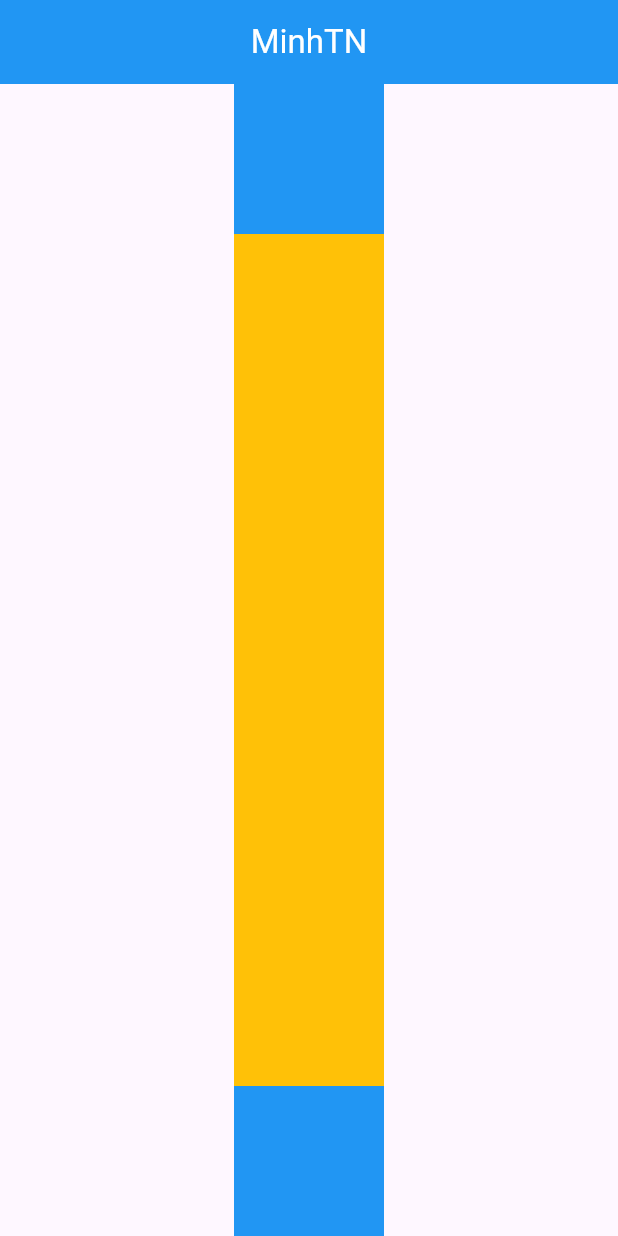
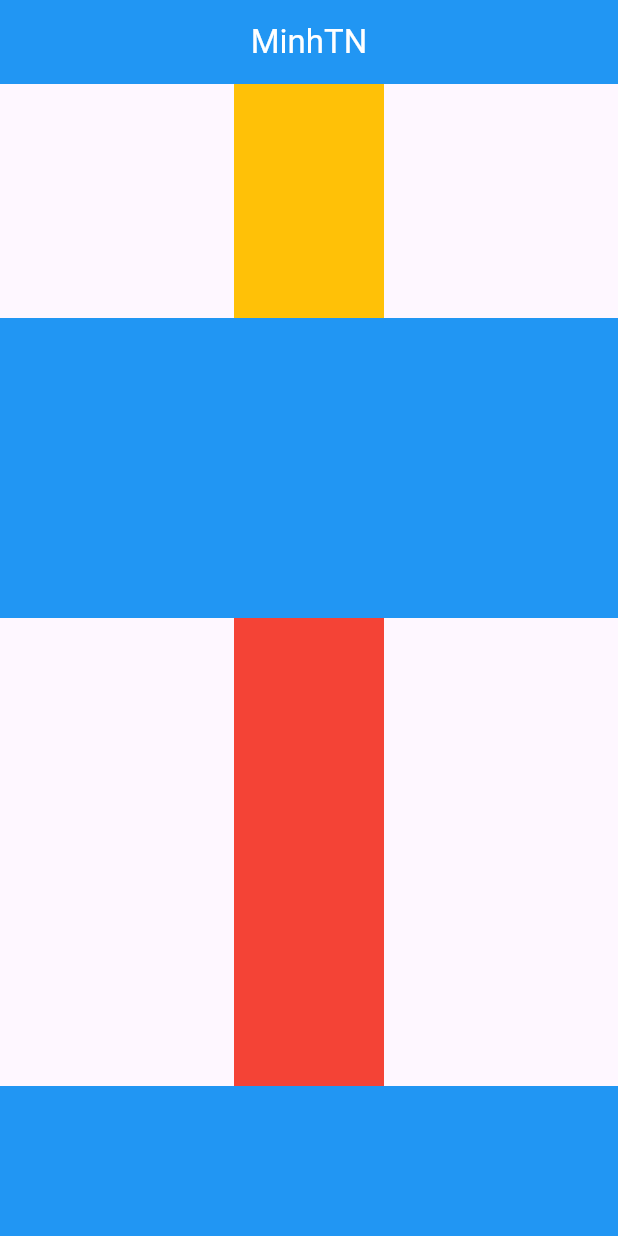
Before and after one commit to MinhTN05/Lesson1, a Flutter app: the MyStatelessWidget screen opened directly, on a phone screen of 412 x 824 dp. Run offline on Flutter 3.47's test engine with Material 3 defaults, Android fonts, the phone set to English and light mode, and no system bars; network calls fail.

Commit message:
làm Expanded

```diff
--- a/lesson1/lib/View/component/lesson6.dart
+++ b/lesson1/lib/View/component/lesson6.dart
@@ -24,30 +24,38 @@ class MyStatelessWidget extends StatelessWidget {
   Widget build(BuildContext context) {
     return Scaffold(
       appBar: AppBar(
-        title:
-            const Text('MinhTN', style: TextStyle(color: Colors.white)),
+        title: const Text('MinhTN', style: TextStyle(color: Colors.white)),
         backgroundColor: Colors.blue,
         centerTitle: true,
       ),
-      body: Center(
+      body: SafeArea(
+        child: Center(
           child: Column(
             children: <Widget>[
-            Container(
-              color: Colors.blue,
-              height: 100,
-              width: 100,
-            ),
               Expanded(
+                  flex: 1,
                   child: Container(
                     color: Colors.amber,
                     width: 100,
                   )),
               Container(
                 color: Colors.blue,
+                height: 200,
+                // width: 100,
+              ),
+              Expanded(
+                  flex: 2,
+                  child: Container(
+                    color: Colors.red,
+                    width: 100,
+                  )),
+              Container(
+                color: Colors.blue,
                 height: 100,
-              width: 100,
+                // width: 100,
               ),
             ],
+          ),
         ),
       ),
     );
```
Lines whose indentation alone changed are shown as unchanged.
